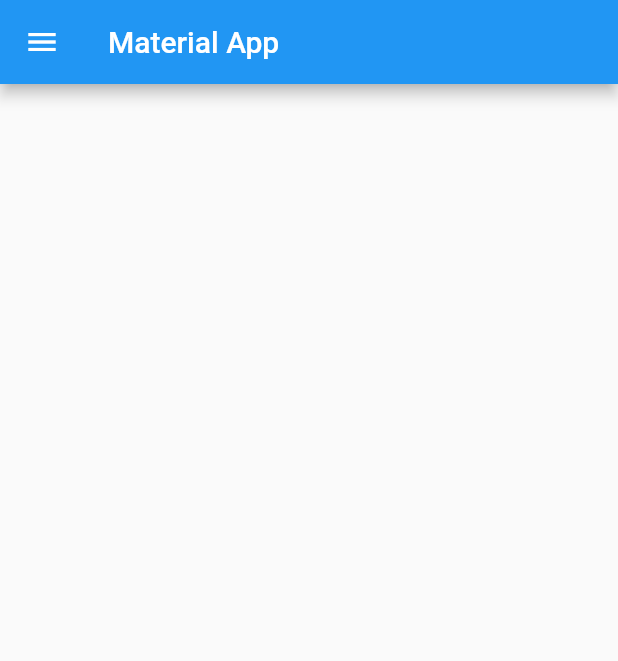
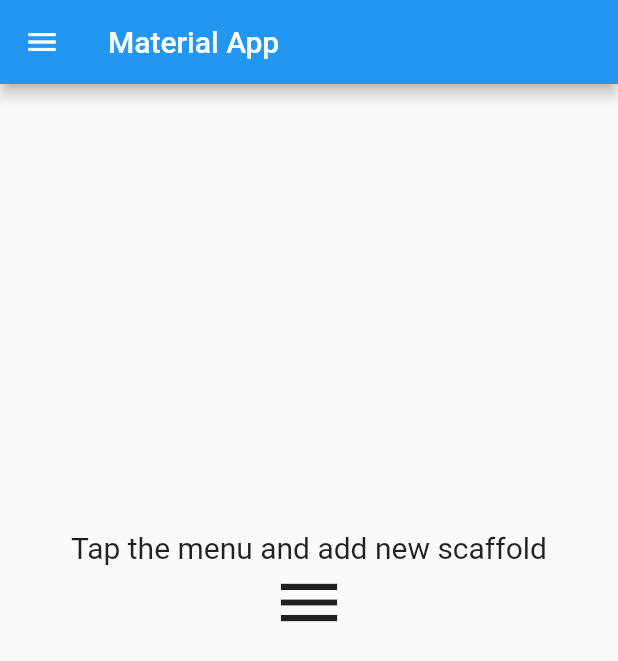
Before and after one commit to vel-jack/material_app, a Flutter app: the screen it shows after launch, on a phone screen of 412 x 824 dp. Shown: the top 661 px of the screen. Run offline on Flutter 3.47's test engine with Material 2 defaults, Android fonts, the phone set to English and light mode, and no system bars.

Commit message:
scaffold

```diff
--- a/lib/utils/constants.dart
+++ b/lib/utils/constants.dart
@@ -1,5 +1,5 @@
 import 'package:flutter/material.dart';
 
-const nodeNormal = TextStyle(fontSize: 20, color: Colors.grey);
-const nodeExpanded = TextStyle(fontSize: 20);
-const nodeSelected = TextStyle(fontSize: 20, color: Colors.green);
+const textGrey = TextStyle(fontSize: 20, color: Colors.grey);
+const textNormal = TextStyle(fontSize: 20);
+const textGreen = TextStyle(fontSize: 20, color: Colors.green);
--- a/lib/views/home.dart
+++ b/lib/views/home.dart
@@ -1,30 +1,95 @@
+import 'dart:math';
+
 import 'package:flutter/material.dart';
+import 'package:material_app/utils/constants.dart';
+import 'package:material_app/utils/utils.dart';
+import 'package:material_app/widgets/no_scaffold.dart';
 
-class HomePage extends StatelessWidget {
+class HomePage extends StatefulWidget {
   const HomePage({Key? key}) : super(key: key);
+
+  @override
+  State<HomePage> createState() => _HomePageState();
+}
+
+class _HomePageState extends State<HomePage> {
+  List<String> pages = [];
+  int currentPage = 0;
+  final _random = Random();
 
   @override
   Widget build(BuildContext context) {
     return Scaffold(
       appBar: AppBar(
-        title: const Text('Material App'),
+        title: pages.isEmpty
+            ? const Text('Material App')
+            : Text(pages[currentPage]),
       ),
       drawer: Drawer(
         child: ListView(
-          children: const [
+          children: [
             ListTile(
-              leading: Icon(Icons.app_shortcut),
-              title: Text('New Scaffold'),
-              trailing: Icon(Icons.add),
+              leading: const Icon(Icons.app_shortcut),
+              title: const Text(
+                'New Scaffold',
+                style: textNormal,
+              ),
+              trailing: const Icon(Icons.add),
+              onTap: () {
+                final r = _random.nextInt(1000);
+                // TODO: Open text input to get scaffold name
+                setState(() {
+                  pages.add('Scaffold_$r');
+                });
+              },
             ),
-            Divider(),
-            ListTile(
-              leading: Icon(Icons.smartphone),
-              title: Text('HomePage'),
+            const Divider(
+              thickness: 2,
             ),
+            ...[
+              for (var i = 0; i < pages.length; i++)
+                ListTile(
+                  leading: const Icon(Icons.smartphone),
+                  title: Text(
+                    pages[i],
+                    style: const TextStyle(fontSize: 16),
+                  ),
+                  onTap: () {
+                    setState(() {
+                      currentPage = i;
+                    });
+                    Navigator.pop(context);
+                  },
+                  trailing: Row(
+                    mainAxisSize: MainAxisSize.min,
+                    children: [
+                      IconButton(
+                          onPressed: () {
+                            showInput(context).then((value) {
+                              if (value != null) {
+                                if (value.isEmpty) return;
+                                setState(() {
+                                  pages[currentPage] = value;
+                                });
+                              }
+                            });
+                          },
+                          icon: const Icon(Icons.edit)),
+                      IconButton(
+                          onPressed: () {
+                            setState(() {
+                              pages.removeAt(i);
+                            });
+                          },
+                          icon: const Icon(Icons.delete)),
+                    ],
+                  ),
+                ),
+            ]
           ],
         ),
       ),
+      body: const NoScaffoldScreen(),
     );
   }
 }
--- /dev/null
+++ b/lib/widgets/no_scaffold.dart
@@ -0,0 +1,30 @@
+import 'package:flutter/material.dart';
+import 'package:material_app/utils/constants.dart';
+
+class NoScaffoldScreen extends StatelessWidget {
+  const NoScaffoldScreen({
+    Key? key,
+  }) : super(key: key);
+
+  @override
+  Widget build(BuildContext context) {
+    return Center(
+      child: Column(
+        mainAxisAlignment: MainAxisAlignment.center,
+        children: const [
+          Text(
+            'Tap the menu and add new scaffold',
+            style: textNormal,
+          ),
+          Icon(
+            Icons.menu,
+            size: 50,
+          ),
+          SizedBox(
+            height: 100,
+          )
+        ],
+      ),
+    );
+  }
+}
```
Also changed, not shown: lib/utils/utils.dart (added, +25 -0 lines), lib/widgets/node_tile.dart (+64 -64 lines).
